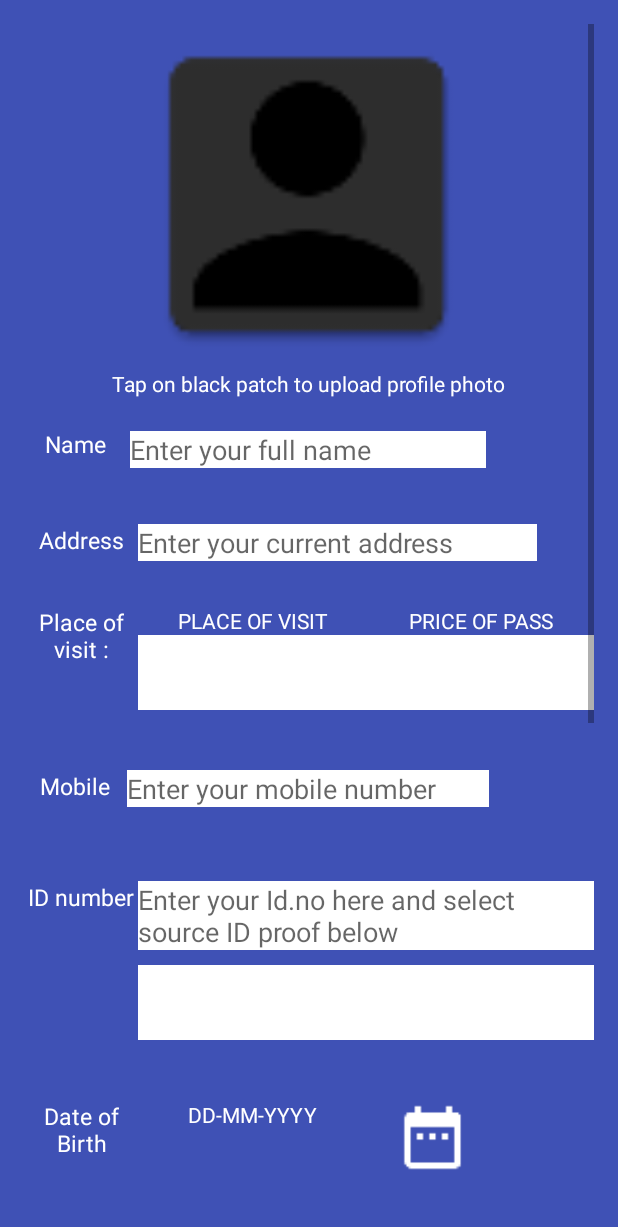
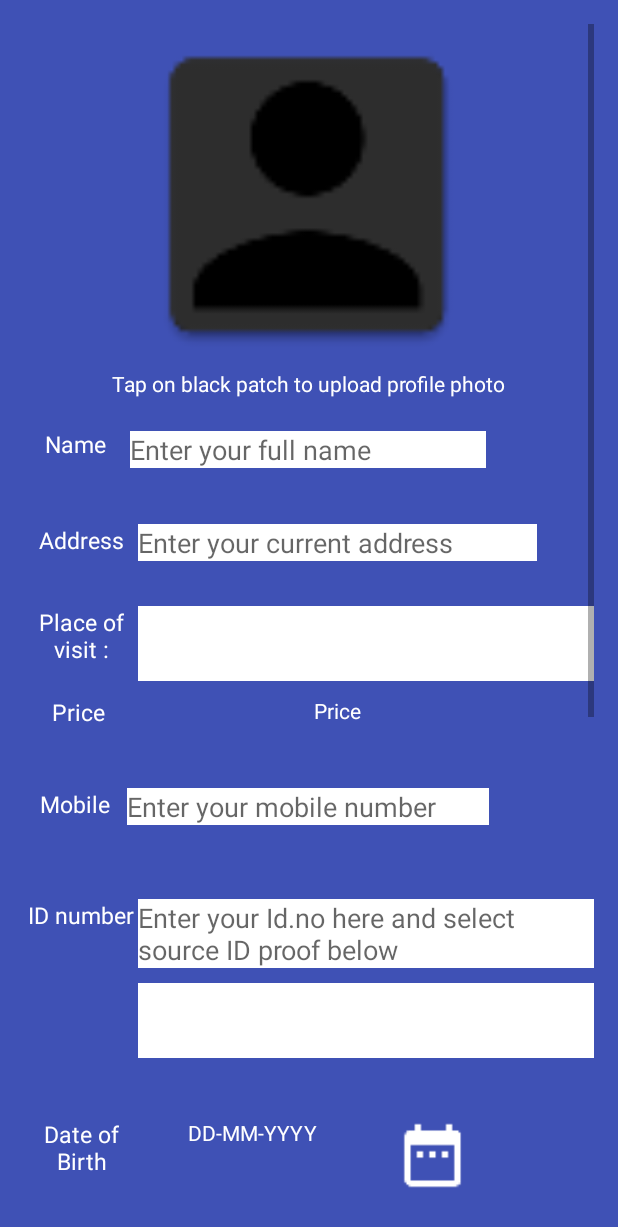
Before and after one commit to Dwijraj/Pass---Database-Migration, an Android app: the layout activity_passdetails.xml on its own in the app's theme, with its tools: preview values and no code run, on a phone screen of 412 x 824 dp. Shown: the top 1227 px of the screen. Run offline under Robolectric (Android 15) with nearby library versions, the phone set to English and light mode, and no system bars.

Commit message:
Pricing and Places Fetching Done

```diff
--- a/app/src/main/java/firebaseapps/com/pass/Constants/Constants.java
+++ b/app/src/main/java/firebaseapps/com/pass/Constants/Constants.java
@@ -28,9 +28,11 @@ public class Constants {
     public static String REGISTRATION_USER_MOBILE_KEY="user_mobile";
     public static String REGISTRATION_USER_EMAIL_KEY="user_email";
     public static String REGISTRATION_URL="http://preetishweb.com/pass3/index.php/api/userapi/users/format/json";
+    public static String OFFLINE_REGISTRATION_URL="http://192.168.2.2/pass3/index.php/api/userapi/users/format/json";
     public static String IMAGE_SEND_LINK= "http://192.168.2.2/pass3/index.php/api/userapi/userpassdetail/format/json";
     public static String PRICING_URL="http://192.168.2.2/pass3/index.php/api/userapi/place/format/json";
     public static String OFFLINE="http://192.168.2.2/pass3/index.php/api/userapi/check/format/json";
+    public static String UNAVAILABLE_DOJ="http://192.168.2.2/pass3/index.php/api/userapi/check/format/json";
     public static String PASS_RETREIVE_URL="";
     public static String SHARED_PREFS_NAME="USER";
     public static String SHARED_PREF_KEY="USER_MOBILE";
--- a/app/src/main/res/layout/activity_passdetails.xml
+++ b/app/src/main/res/layout/activity_passdetails.xml
@@ -184,35 +184,12 @@
                     android:layout_weight="80"
                     android:layout_width="0dp"
                     android:weightSum="100"
+                    android:gravity="center"
                     android:orientation="vertical"
                     android:layout_height="wrap_content">
 
 
-                    <LinearLayout
-                        android:layout_weight="40"
-                        android:weightSum="100"
-                        android:layout_width="match_parent"
-                        android:layout_height="0dp">
 
-                        <TextView
-                            android:layout_width="0dp"
-                            android:layout_weight="50"
-                            android:textColor="#ffff"
-                            android:gravity="center"
-                            android:text="PLACE OF VISIT"
-                            android:id="@+id/PLACE_OF_VISITS"
-                            android:layout_height="match_parent" />
-                        <TextView
-                            android:layout_width="0dp"
-                            android:layout_weight="50"
-                            android:textColor="#ffff"
-                            android:gravity="center"
-                            android:text="PRICE OF PASS"
-                            android:id="@+id/PRICE_OF_PASS"
-                            android:layout_height="match_parent" />
-
-
-                    </LinearLayout>
 
 
 
@@ -226,6 +203,52 @@
                         android:layout_height="0dp"
                         android:minHeight="50dp"
                         android:layout_weight="60"/>
+
+
+                </LinearLayout>
+            </LinearLayout>
+            <LinearLayout
+                android:weightSum="100"
+                android:baselineAligned="false"
+                android:layout_marginTop="10dp"
+                android:layout_width="match_parent"
+                android:layout_height="wrap_content"
+                android:orientation="horizontal">
+
+                <LinearLayout
+                    android:layout_weight="20"
+                    android:weightSum="100"
+                    android:layout_width="0dp"
+                    android:layout_height="wrap_content">
+
+                    <TextView
+                        android:gravity="center"
+                        android:layout_weight="100"
+                        android:layout_width="0dp"
+                        android:layout_height="wrap_content"
+                        android:text="Price "
+                        android:textSize="15sp"
+                        android:textColor="#ffff"/>
+
+
+                </LinearLayout>
+
+                <LinearLayout
+                    android:layout_weight="70"
+                    android:layout_width="0dp"
+                    android:weightSum="100"
+                    android:layout_height="wrap_content">
+
+                    <TextView
+
+                        android:layout_weight="100"
+                        android:layout_width="0dp"
+                        android:layout_height="wrap_content"
+                        android:gravity="center"
+                        android:id="@+id/PRICE_OF_PASS"
+                        android:textColor="#ffff"
+                        android:text="Price"
+                        />
 
 
                 </LinearLayout>
@@ -534,6 +557,7 @@
                 <LinearLayout
                     android:layout_weight="20"
                     android:layout_width="0dp"
+                    android:gravity="center"
                     android:layout_height="wrap_content">
 
                     <ImageButton
```
Also changed, not shown: app/src/main/java/firebaseapps/com/pass/Adapter/CustomAdapter.java (+6 -4 lines), app/src/main/java/firebaseapps/com/pass/Constants/ApplicationParams.java (+0 -7 lines), app/src/main/java/firebaseapps/com/pass/UI/MainActivity.java (+3 -16 lines), app/src/main/java/firebaseapps/com/pass/UI/Passdetails.java (+116 -80 lines).
